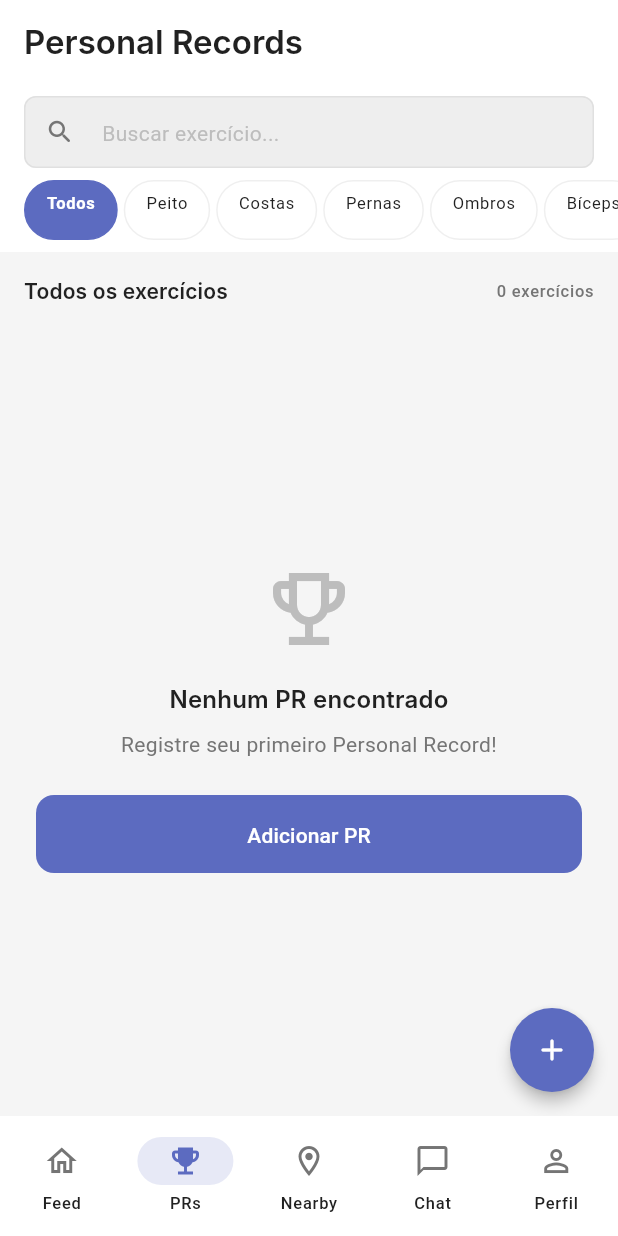
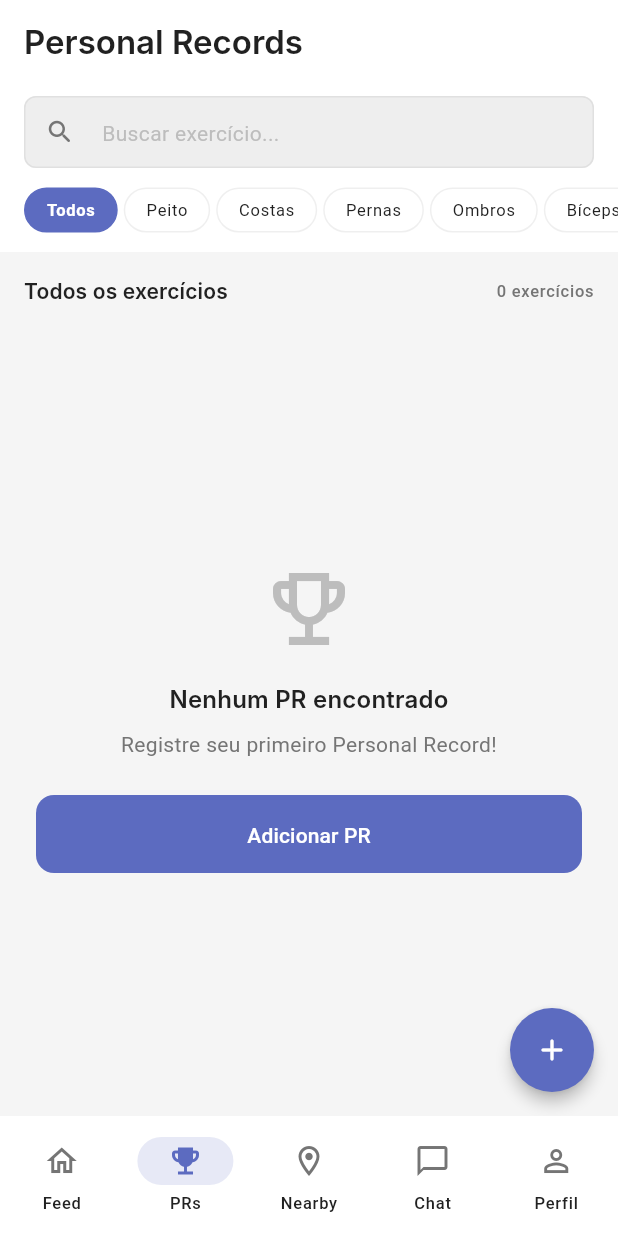
Before and after one commit to rubem-dias/SportConnect, a Flutter app: the PrsScreen screen opened by its route, on a phone screen of 412 x 824 dp. Run offline on Flutter 3.47's test engine with Material 3 defaults, Android fonts, the phone set to English and light mode, and no system bars; our stand-ins replace cached_network_image, confetti, dio, flutter_riverpod, flutter_secure_storage, freezed_annotation and 6 more; accounts and stored records are empty; generated files the repository leaves out were written again; network calls fail; Roboto replaces fonts that are missing (Inter).

```diff
--- a/src/lib/features/prs/presentation/screens/prs_screen.dart
+++ b/src/lib/features/prs/presentation/screens/prs_screen.dart
@@ -166,17 +166,21 @@ class _PRsContent extends StatelessWidget {
                       padding: const EdgeInsets.symmetric(
                           horizontal: AppSpacing.lg),
                       children: [
-                        _FilterChip(
+                        Center(
+                          child: _FilterChip(
                             label: 'Todos',
                             isSelected: data.selectedMuscleGroup == null,
                             onTap: () => onFilterGroup(null),
                           ),
+                        ),
                         ...muscleGroups.map(
-                          (g) => _FilterChip(
+                          (g) => Center(
+                            child: _FilterChip(
                               label: _capitalize(g),
                               isSelected: data.selectedMuscleGroup == g,
                               onTap: () => onFilterGroup(
                                   data.selectedMuscleGroup == g ? null : g),
+                            ),
                           ),
                         ),
                       ],
```
Lines whose indentation alone changed are shown as unchanged.
